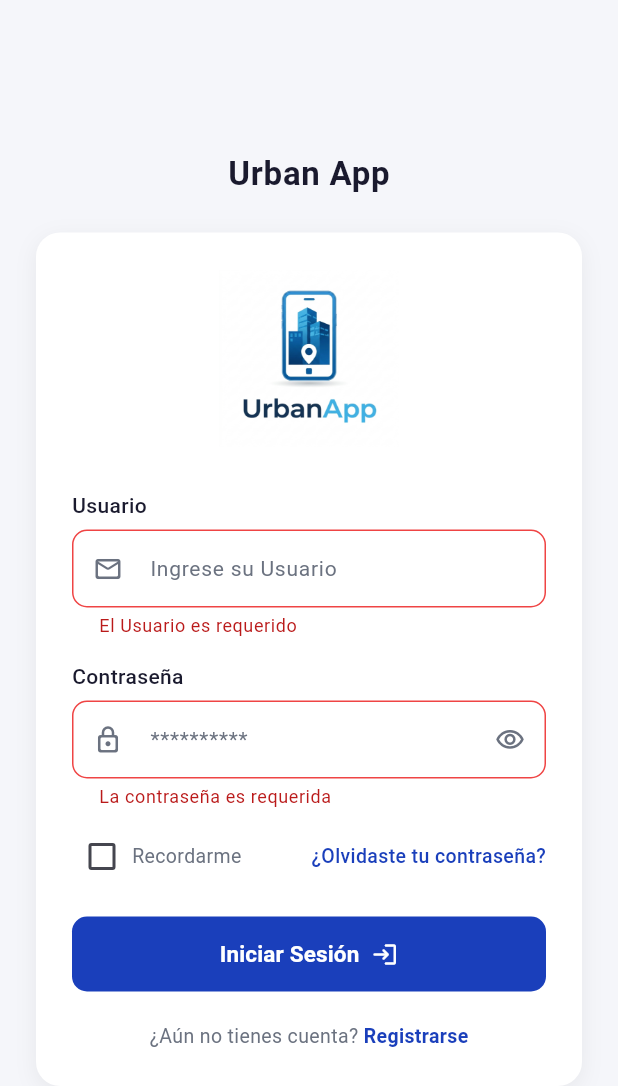
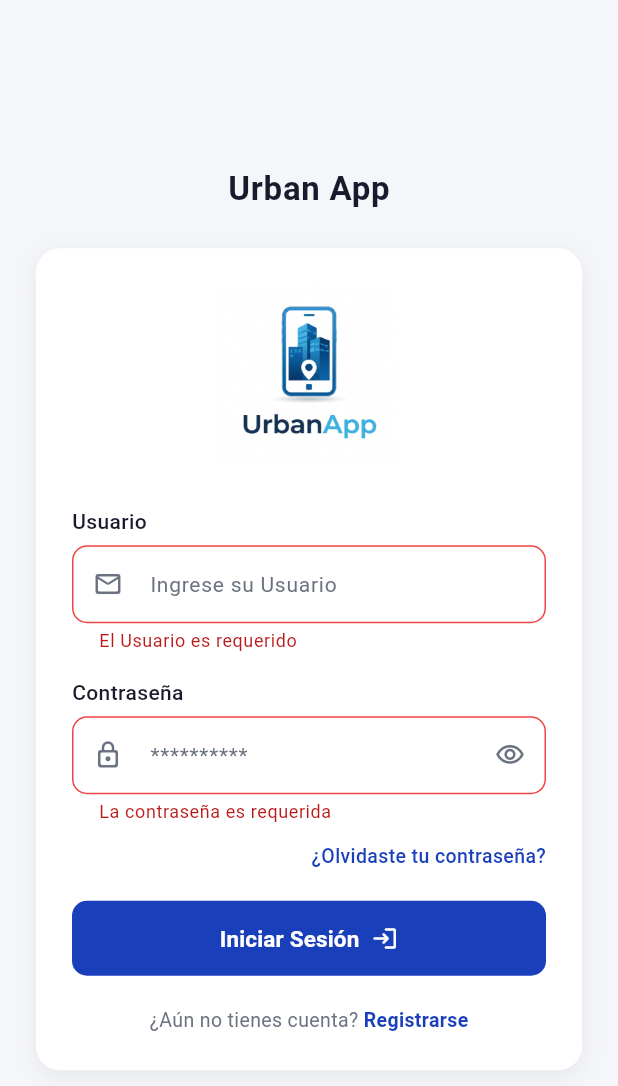
Before and after one commit to jhonasp11/urbanapp_frontend, a Flutter app: the screen it shows after launch, after a tap on "Iniciar Sesión", on a phone screen of 412 x 824 dp. Shown: the top 1086 px of the screen. Run offline on Flutter 3.47's test engine with Material 3 defaults, Android fonts, the phone set to English and light mode, and no system bars; our stand-ins replace dio, file_picker, firebase_core, firebase_messaging, flutter_local_notifications, flutter_secure_storage and 5 more; missing offline and left inert: mobile_scanner; accounts and stored records are empty.

Commit message:
Fix: timeout en storage del splash, overflow en login, quitado recordarme, manejo de errores en logout

```diff
--- a/lib/features/auth/screens/login_screen.dart
+++ b/lib/features/auth/screens/login_screen.dart
@@ -21,7 +21,6 @@ class _LoginScreenState extends State<LoginScreen> {
   final _authService = AuthService();
 
   bool _obscurePassword = true;
-  bool _recordarme = false;
   bool _isLoading = false;
 
   @override
@@ -173,26 +172,10 @@ class _LoginScreenState extends State<LoginScreen> {
                         ),
                         const SizedBox(height: 12),
 
-                        // Recordarme + Olvidaste
-                        Row(
-                          children: [
-                            Checkbox(
-                              value: _recordarme,
-                              onChanged: (v) =>
-                                  setState(() => _recordarme = v ?? false),
-                              activeColor: AppColors.primary,
-                              materialTapTargetSize:
-                                  MaterialTapTargetSize.shrinkWrap,
-                            ),
-                            const Text(
-                              'Recordarme',
-                              style: TextStyle(
-                                fontSize: 13,
-                                color: AppColors.textSecondary,
-                              ),
-                            ),
-                            const Spacer(),
-                            GestureDetector(
+                        // Olvidaste tu contraseña
+                        Align(
+                          alignment: Alignment.centerRight,
+                          child: GestureDetector(
                             onTap: () => Navigator.push(
                               context,
                               MaterialPageRoute(
@@ -208,7 +191,6 @@ class _LoginScreenState extends State<LoginScreen> {
                               ),
                             ),
                           ),
-                          ],
                         ),
                         const SizedBox(height: 20),
 
--- a/lib/features/auth/screens/splash_screen.dart
+++ b/lib/features/auth/screens/splash_screen.dart
@@ -24,11 +24,21 @@ class _SplashScreenState extends State<SplashScreen> {
     // pequeña espera para mostrar el splash
     await Future.delayed(const Duration(milliseconds: 400));
 
-    final token = await _storage.read(key: 'token');
+    // Leer el token de forma segura: en algunos dispositivos el almacenamiento
+    // seguro (Keystore) puede fallar o colgarse; si eso pasa, vamos al login.
+    String? token;
+    try {
+      token =
+          await _storage.read(key: 'token').timeout(const Duration(seconds: 5));
+    } catch (_) {
+      token = null;
+    }
 
     // Sin token o expirado -> limpiar y mandar al login
     if (token == null || token.isEmpty || JwtDecoder.isExpired(token)) {
-      await _storage.deleteAll();
+      try {
+        await _storage.deleteAll().timeout(const Duration(seconds: 5));
+      } catch (_) {}
       if (!mounted) return;
       Navigator.pushReplacementNamed(context, '/login');
       return;
@@ -42,7 +52,12 @@ class _SplashScreenState extends State<SplashScreen> {
           );
     } catch (_) {}
 
-    final rol = await _storage.read(key: 'rol');
+    String? rol;
+    try {
+      rol = await _storage.read(key: 'rol').timeout(const Duration(seconds: 5));
+    } catch (_) {
+      rol = null;
+    }
     if (!mounted) return;
 
     switch (rol) {
--- a/lib/features/auth/services/auth_service.dart
+++ b/lib/features/auth/services/auth_service.dart
@@ -1,4 +1,5 @@
 import 'dart:convert';
+import 'package:flutter/foundation.dart';
 import 'package:flutter_secure_storage/flutter_secure_storage.dart';
 import '../../../core/services/api_service.dart';
 import '../../../core/constants/api_constants.dart';
@@ -53,7 +54,15 @@ class AuthService {
   }
 
   Future<void> logout() async {
-    await _storage.deleteAll();
+    try {
+      // Limpiar los datos de sesión del almacenamiento seguro
+      // (token JWT, rol e identificadores del usuario)
+      await _storage.deleteAll();
+    } catch (e) {
+      // Si el almacenamiento seguro falla al borrar, se registra el error
+      // pero no se interrumpe el cierre de sesión: la app continúa al login.
+      debugPrint('Error al cerrar sesión: $e');
+    }
   }
 
   Future<String?> getToken() => _storage.read(key: 'token');
```
Lines whose indentation alone changed are shown as unchanged.
